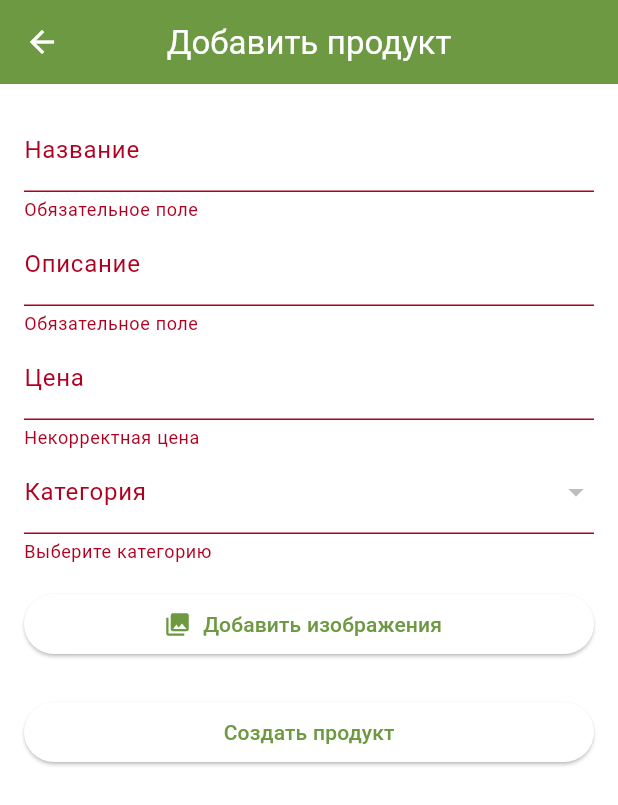
After one commit to Dizastaryo/ex_hos, a Flutter app: the ModeratorHomeScreen screen opened by its route, item 3 of the bottom bar chosen, after a tap on "Добавить изображения", after a tap on "Создать продукт", on a phone screen of 412 x 824 dp. The commit adds this screen. Shown: the top 805 px of the screen. Run offline on Flutter 3.47's test engine with Material 3 defaults, Android fonts, the phone set to English and light mode, and no system bars; our stand-ins replace carousel_slider, cookie_jar, dio, dio_cookie_manager, flutter_animate, flutter_local_notifications and 6 more; missing offline and left inert: workmanager; accounts and stored records are empty; network calls fail.

Commit message:
Добавлен экран

```diff
--- /dev/null
+++ b/lib/models/category.dart
@@ -0,0 +1,9 @@
+class Category {
+  final int id;
+  final String name;
+
+  Category({required this.id, required this.name});
+
+  factory Category.fromJson(Map<String, dynamic> json) =>
+      Category(id: json['id'], name: json['name']);
+}
--- /dev/null
+++ b/lib/models/product.dart
@@ -0,0 +1,48 @@
+class Product {
+  final int id;
+  final String name;
+  final String description;
+  final double price;
+  final int categoryId;
+  final List<String> imageUrls;
+
+  Product({
+    required this.id,
+    required this.name,
+    required this.description,
+    required this.price,
+    required this.categoryId,
+    required this.imageUrls,
+  });
+
+  factory Product.fromJson(Map<String, dynamic> json) => Product(
+        id: json['id'],
+        name: json['name'],
+        description: json['description'],
+        price: json['price'].toDouble(),
+        categoryId: json['category_id'],
+        imageUrls:
+            List<String>.from(json['images'].map((img) => img['image_url'])),
+      );
+}
+
+class ProductCreate {
+  final String name;
+  final String description;
+  final double price;
+  final int categoryId;
+
+  ProductCreate({
+    required this.name,
+    required this.description,
+    required this.price,
+    required this.categoryId,
+  });
+
+  Map<String, dynamic> toJson() => {
+        'name': name,
+        'description': description,
+        'price': price,
+        'category_id': categoryId,
+      };
+}
--- /dev/null
+++ b/lib/screens/add_product_screen.dart
@@ -0,0 +1,180 @@
+import 'package:flutter/material.dart';
+import 'package:image_picker/image_picker.dart';
+import 'dart:io';
+import '../services/product_service.dart';
+import '../services/category_service.dart';
+import '../models/product.dart';
+import '../models/category.dart';
+
+class AddProductScreen extends StatefulWidget {
+  const AddProductScreen({Key? key}) : super(key: key);
+
+  @override
+  _AddProductScreenState createState() => _AddProductScreenState();
+}
+
+class _AddProductScreenState extends State<AddProductScreen> {
+  final _formKey = GlobalKey<FormState>();
+  final _nameController = TextEditingController();
+  final _descriptionController = TextEditingController();
+  final _priceController = TextEditingController();
+  int? _selectedCategoryId;
+  List<Category> _categories = [];
+  List<File> _imageFiles = [];
+  final ImagePicker _picker = ImagePicker();
+
+  @override
+  void initState() {
+    super.initState();
+    _loadCategories();
+  }
+
+  void _loadCategories() async {
+    try {
+      final categories = await CategoryService().getCategories();
+      setState(() => _categories = categories);
+    } catch (e) {
+      _showError('Ошибка загрузки категорий: $e');
+    }
+  }
+
+  Future<void> _pickImages() async {
+    try {
+      final List<XFile>? pickedFiles = await _picker.pickMultiImage(
+        maxWidth: 1024,
+        maxHeight: 1024,
+        imageQuality: 85,
+      );
+
+      if (pickedFiles != null) {
+        setState(() {
+          _imageFiles.addAll(pickedFiles.map((f) => File(f.path)).toList());
+        });
+      }
+    } catch (e) {
+      _showError('Ошибка выбора изображений: $e');
+    }
+  }
+
+  void _submitForm() async {
+    if (!_formKey.currentState!.validate() || _selectedCategoryId == null)
+      return;
+
+    try {
+      final product = ProductCreate(
+        name: _nameController.text,
+        description: _descriptionController.text,
+        price: double.parse(_priceController.text),
+        categoryId: _selectedCategoryId!,
+      );
+
+      await ProductService().addProduct(
+        product: product,
+        images: _imageFiles,
+      );
+
+      Navigator.pop(context, true);
+    } catch (e) {
+      _showError('Ошибка создания продукта: $e');
+    }
+  }
+
+  void _showError(String message) {
+    ScaffoldMessenger.of(context).showSnackBar(
+      SnackBar(content: Text(message)),
+    );
+  }
+
+  Widget _buildImagePreview() {
+    return GridView.builder(
+      shrinkWrap: true,
+      physics: const NeverScrollableScrollPhysics(),
+      gridDelegate: const SliverGridDelegateWithFixedCrossAxisCount(
+        crossAxisCount: 3,
+        crossAxisSpacing: 4,
+        mainAxisSpacing: 4,
+      ),
+      itemCount: _imageFiles.length,
+      itemBuilder: (ctx, index) => Stack(
+        children: [
+          Image.file(
+            _imageFiles[index],
+            fit: BoxFit.cover,
+            width: double.infinity,
+            height: double.infinity,
+          ),
+          Positioned(
+            right: 0,
+            child: IconButton(
+              icon: const Icon(Icons.close, color: Colors.red),
+              onPressed: () => setState(() => _imageFiles.removeAt(index)),
+            ),
+          ),
+        ],
+      ),
+    );
+  }
+
+  @override
+  Widget build(BuildContext context) {
+    return Scaffold(
+      appBar: AppBar(title: const Text('Добавить продукт')),
+      body: Padding(
+        padding: const EdgeInsets.all(16.0),
+        child: Form(
+          key: _formKey,
+          child: ListView(
+            children: [
+              TextFormField(
+                controller: _nameController,
+                decoration: const InputDecoration(labelText: 'Название'),
+                validator: (v) => v!.isEmpty ? 'Обязательное поле' : null,
+              ),
+              TextFormField(
+                controller: _descriptionController,
+                decoration: const InputDecoration(labelText: 'Описание'),
+                validator: (v) => v!.isEmpty ? 'Обязательное поле' : null,
+              ),
+              TextFormField(
+                controller: _priceController,
+                decoration: const InputDecoration(labelText: 'Цена'),
+                keyboardType: TextInputType.number,
+                validator: (v) => v!.isEmpty || double.tryParse(v) == null
+                    ? 'Некорректная цена'
+                    : null,
+              ),
+              DropdownButtonFormField<int>(
+                value: _selectedCategoryId,
+                decoration: const InputDecoration(labelText: 'Категория'),
+                items: _categories
+                    .map((c) => DropdownMenuItem(
+                          value: c.id,
+                          child: Text(c.name),
+                        ))
+                    .toList(),
+                onChanged: (v) => setState(() => _selectedCategoryId = v),
+                validator: (v) => v == null ? 'Выберите категорию' : null,
+              ),
+              const SizedBox(height: 16),
+              ElevatedButton.icon(
+                icon: const Icon(Icons.photo_library),
+                label: const Text('Добавить изображения'),
+                onPressed: _pickImages,
+              ),
+              if (_imageFiles.isNotEmpty) ...[
+                const SizedBox(height: 16),
+                const Text('Выбранные изображения:'),
+                _buildImagePreview(),
+              ],
+              const SizedBox(height: 24),
+              ElevatedButton(
+                onPressed: _submitForm,
+                child: const Text('Создать продукт'),
+              ),
+            ],
+          ),
+        ),
+      ),
+    );
+  }
+}
--- /dev/null
+++ b/lib/screens/moderator_home_screen.dart
@@ -0,0 +1,67 @@
+import 'package:flutter/material.dart';
+import 'add_product_screen.dart';
+import 'orders_screen.dart';
+import 'products_screen.dart';
+
+class ModeratorHomeScreen extends StatelessWidget {
+  const ModeratorHomeScreen({Key? key}) : super(key: key);
+
+  @override
+  Widget build(BuildContext context) {
+    return Scaffold(
+      appBar: AppBar(
+        title: const Text('Экран модератора'),
+      ),
+      body: Center(
+        child: Column(
+          mainAxisAlignment: MainAxisAlignment.center,
+          children: const [
+            Text(
+              'Добро пожаловать, модератор!',
+              style: TextStyle(fontSize: 24),
+            ),
+            SizedBox(height: 20),
+            Text(
+              'Здесь вы можете управлять товарами, заказами и отзывами.',
+              style: TextStyle(fontSize: 16),
+            ),
+          ],
+        ),
+      ),
+      bottomNavigationBar: BottomNavigationBar(
+        items: const [
+          BottomNavigationBarItem(
+            icon: Icon(Icons.shop),
+            label: 'Продукты',
+          ),
+          BottomNavigationBarItem(
+            icon: Icon(Icons.list),
+            label: 'Заказы',
+          ),
+          BottomNavigationBarItem(
+            icon: Icon(Icons.add),
+            label: 'Добавить товар',
+          ),
+        ],
+        onTap: (int index) {
+          if (index == 0) {
+            Navigator.push(
+              context,
+              MaterialPageRoute(builder: (context) => const ProductsScreen()),
+            );
+          } else if (index == 1) {
+            Navigator.push(
+              context,
+              MaterialPageRoute(builder: (context) => const OrdersScreen()),
+            );
+          } else if (index == 2) {
+            Navigator.push(
+              context,
+              MaterialPageRoute(builder: (context) => const AddProductScreen()),
+            );
+          }
+        },
+      ),
+    );
+  }
+}
--- /dev/null
+++ b/lib/services/category_service.dart
@@ -0,0 +1,13 @@
+import 'package:dio/dio.dart';
+import '../models/category.dart';
+
+class CategoryService {
+  final Dio _dio = Dio(BaseOptions(baseUrl: 'http://10.0.2.2:8000/'));
+
+  Future<List<Category>> getCategories() async {
+    final response = await _dio.get('/categories/');
+    return (response.data as List)
+        .map((json) => Category.fromJson(json))
+        .toList();
+  }
+}
--- a/pubspec.yaml
+++ b/pubspec.yaml
@@ -20,6 +20,7 @@ dependencies:
   url_launcher: ^6.0.9
   flutter_animate: ^4.5.2
   provider: ^6.0.5
+  image_picker: ^0.8.5+3
   carousel_slider: ^5.0.0
   workmanager: ^0.5.2
   google_fonts: ^6.0.0
```
Also changed, not shown: lib/main.dart (+44 -36 lines), lib/providers/auth_provider.dart (+11 -2 lines), lib/screens/admin_home_screen.dart (added, +30 -0 lines), lib/screens/orders_screen.dart (added, +20 -0 lines), lib/screens/products_screen.dart (added, +41 -0 lines), lib/services/product_service.dart (added, +122 -0 lines), pubspec.lock, 5 other files.
